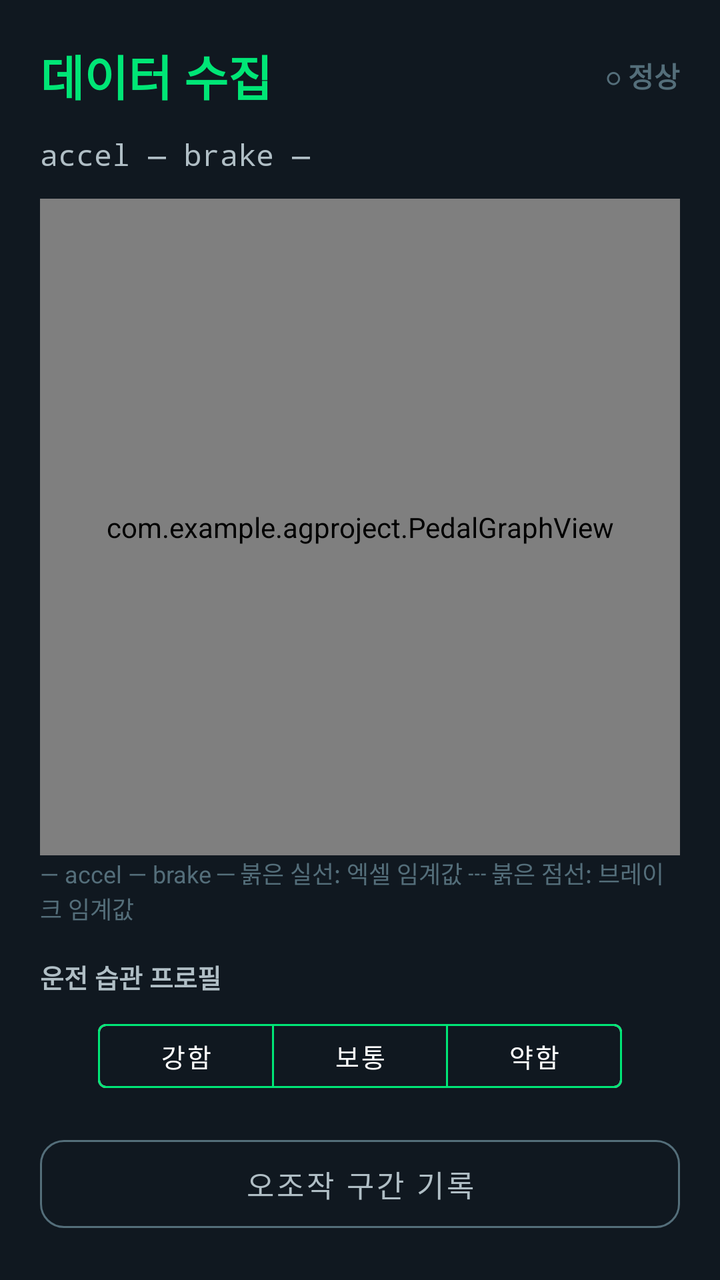
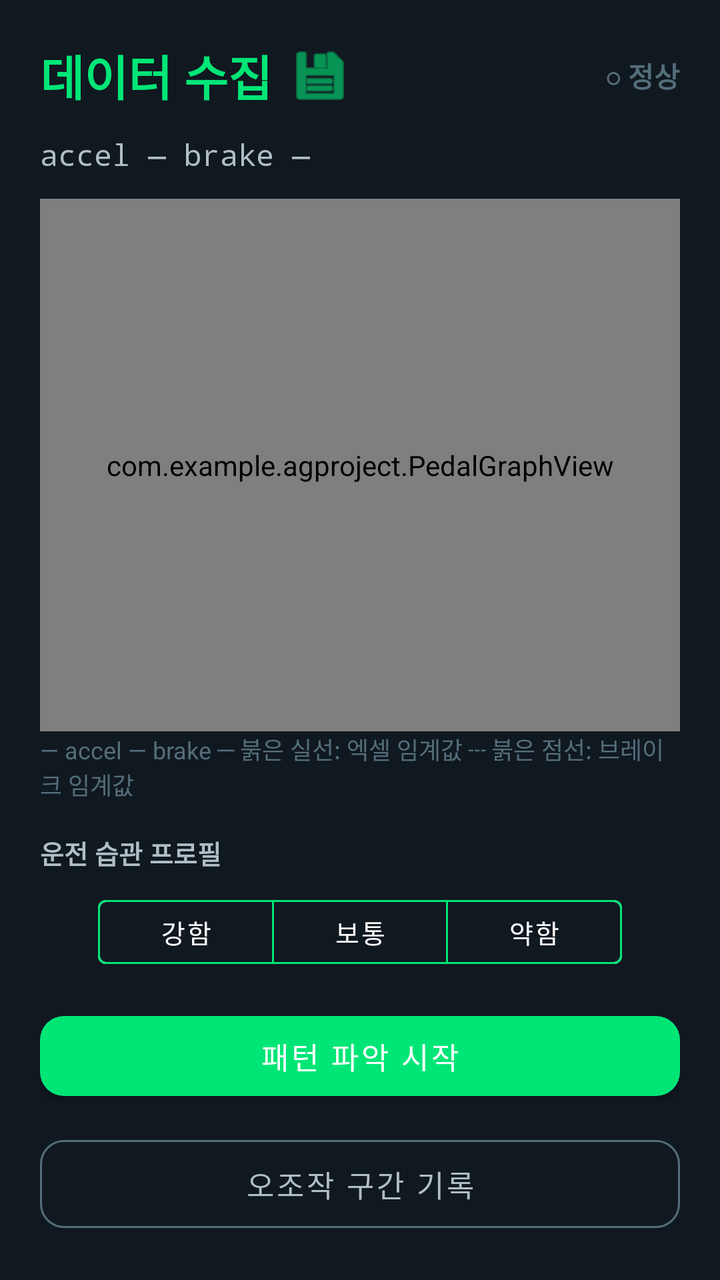

The first picture is an Android layout as it rendered before a commit; the second is the same layout after the commit. The layout source and the unified diff follow.
<!-- AndroidManifest.xml: application theme Theme.AGproject -->
<!-- res/layout/activity_data_collect.xml -->
<?xml version="1.0" encoding="utf-8"?>
<androidx.constraintlayout.widget.ConstraintLayout
    xmlns:android="http://schemas.android.com/apk/res/android"
    xmlns:app="http://schemas.android.com/apk/res-auto"
    android:layout_width="match_parent"
    android:layout_height="match_parent"
    android:background="@color/bg_dark"
    android:padding="20dp">

    <TextView
        android:id="@+id/tvCollectTitle"
        android:layout_width="wrap_content"
        android:layout_height="wrap_content"
        android:text="@string/title_data_collect"
        android:textColor="@color/accent_blue"
        android:textSize="24sp"
        android:textStyle="bold"
        app:layout_constraintTop_toTopOf="parent"
        app:layout_constraintStart_toStartOf="parent" />

    
    <TextView
        android:id="@+id/tvLabelIndicator"
        android:layout_width="wrap_content"
        android:layout_height="wrap_content"
        android:text="@string/label_indicator_off"
        android:textColor="@color/text_hint"
        android:textSize="14sp"
        android:textStyle="bold"
        app:layout_constraintTop_toTopOf="@id/tvCollectTitle"
        app:layout_constraintBottom_toBottomOf="@id/tvCollectTitle"
        app:layout_constraintEnd_toEndOf="parent" />

    
    <TextView
        android:id="@+id/tvLiveValues"
        android:layout_width="match_parent"
        android:layout_height="wrap_content"
        android:layout_marginTop="12dp"
        android:text="@string/live_values_idle"
        android:textColor="@color/text_gray"
        android:textSize="15sp"
        android:fontFamily="monospace"
        app:layout_constraintTop_toBottomOf="@id/tvCollectTitle"
        app:layout_constraintStart_toStartOf="parent" />

    
    <com.example.agproject.PedalGraphView
        android:id="@+id/graphPedal"
        android:layout_width="match_parent"
        android:layout_height="0dp"
        android:layout_marginTop="12dp"
        android:background="@color/bg_card"
        app:layout_constraintTop_toBottomOf="@id/tvLiveValues"
        app:layout_constraintBottom_toTopOf="@id/tvLegend" />

    <TextView
        android:id="@+id/tvLegend"
        android:layout_width="match_parent"
        android:layout_height="wrap_content"
        android:layout_marginBottom="16dp"
        android:text="@string/graph_legend"
        android:textColor="@color/text_hint"
        android:textSize="12sp"
        app:layout_constraintBottom_toTopOf="@id/tvProfileLabel" />

    <TextView
        android:id="@+id/tvProfileLabel"
        android:layout_width="wrap_content"
        android:layout_height="wrap_content"
        android:layout_marginBottom="8dp"
        android:text="@string/label_profile"
        android:textColor="@color/text_gray"
        android:textSize="13sp"
        android:textStyle="bold"
        app:layout_constraintBottom_toTopOf="@id/toggleProfile"
        app:layout_constraintStart_toStartOf="parent" />

    <com.google.android.material.button.MaterialButtonToggleGroup
        android:id="@+id/toggleProfile"
        android:layout_width="wrap_content"
        android:layout_height="wrap_content"
        android:layout_marginBottom="14dp"
        app:singleSelection="true"
        app:selectionRequired="true"
        app:layout_constraintBottom_toTopOf="@id/btnLabelMisop"
        app:layout_constraintStart_toStartOf="parent"
        app:layout_constraintEnd_toEndOf="parent">

        <com.google.android.material.button.MaterialButton
            android:id="@+id/btnProfileStrong"
            style="@style/Widget.MaterialComponents.Button.OutlinedButton"
            android:layout_width="wrap_content"
            android:layout_height="44dp"
            android:text="@string/profile_strong"
            android:textColor="@color/text_white"
            android:textSize="13sp"
            app:strokeColor="@color/accent_blue" />

        <com.google.android.material.button.MaterialButton
            android:id="@+id/btnProfileNormal"
            style="@style/Widget.MaterialComponents.Button.OutlinedButton"
            android:layout_width="wrap_content"
            android:layout_height="44dp"
            android:text="@string/profile_normal"
            android:textColor="@color/text_white"
            android:textSize="13sp"
            app:strokeColor="@color/accent_blue" />

        <com.google.android.material.button.MaterialButton
            android:id="@+id/btnProfileWeak"
            style="@style/Widget.MaterialComponents.Button.OutlinedButton"
            android:layout_width="wrap_content"
            android:layout_height="44dp"
            android:text="@string/profile_weak"
            android:textColor="@color/text_white"
            android:textSize="13sp"
            app:strokeColor="@color/accent_blue" />

    </com.google.android.material.button.MaterialButtonToggleGroup>

    <com.google.android.material.button.MaterialButton
        android:id="@+id/btnLabelMisop"
        style="@style/Widget.MaterialComponents.Button.OutlinedButton"
        android:layout_width="match_parent"
        android:layout_height="56dp"
        android:text="@string/btn_label_misop"
        android:textColor="@color/text_gray"
        android:textSize="15sp"
        app:strokeColor="@color/text_hint"
        app:cornerRadius="12dp"
        app:layout_constraintBottom_toBottomOf="parent"
        app:layout_constraintStart_toStartOf="parent"
        app:layout_constraintEnd_toEndOf="parent" />

</androidx.constraintlayout.widget.ConstraintLayout>
<!-- resources referenced by this layout -->
<resources>
  <color name="accent_blue">#00E676</color>
  <color name="bg_card">#1F2933</color>
  <color name="bg_dark">#101820</color>
  <color name="text_gray">#B0BEC5</color>
  <color name="text_hint">#546E7A</color>
  <color name="text_white">#FFFFFF</color>
  <string name="btn_label_misop">오조작 구간 기록</string>
  <string name="graph_legend">— accel   — brake   ─ 붉은 실선: 엑셀 임계값   ┄ 붉은 점선: 브레이크 임계값</string>
  <string name="label_indicator_off">○ 정상</string>
  <string name="label_profile">운전 습관 프로필</string>
  <string name="live_values_idle">accel  —      brake  —</string>
  <string name="profile_normal">보통</string>
  <string name="profile_strong">강함</string>
  <string name="profile_weak">약함</string>
  <string name="title_data_collect">데이터 수집</string>
  <style name="Theme.AGproject" parent="Base.Theme.AGproject" />
  <style name="Base.Theme.AGproject" parent="Theme.Material3.DayNight.NoActionBar">
          
          
      </style>
</resources>

<!-- the commit's change to res/layout/activity_data_collect.xml (unified diff, before → after) -->
@@ -17,6 +17,20 @@
         android:textStyle="bold"
         app:layout_constraintTop_toTopOf="parent"
         app:layout_constraintStart_toStartOf="parent" />
+
+    
+    <ImageButton
+        android:id="@+id/btnExportCsv"
+        android:layout_width="32dp"
+        android:layout_height="32dp"
+        android:layout_marginStart="8dp"
+        android:background="?attr/selectableItemBackgroundBorderless"
+        android:src="@android:drawable/ic_menu_save"
+        app:tint="@color/accent_blue"
+        android:contentDescription="@string/desc_export_csv"
+        app:layout_constraintStart_toEndOf="@id/tvCollectTitle"
+        app:layout_constraintTop_toTopOf="@id/tvCollectTitle"
+        app:layout_constraintBottom_toBottomOf="@id/tvCollectTitle" />
 
     
     <TextView
@@ -83,7 +97,7 @@
         android:layout_marginBottom="14dp"
         app:singleSelection="true"
         app:selectionRequired="true"
-        app:layout_constraintBottom_toTopOf="@id/btnLabelMisop"
+        app:layout_constraintBottom_toTopOf="@id/btnCalibrate"
         app:layout_constraintStart_toStartOf="parent"
         app:layout_constraintEnd_toEndOf="parent">
 
@@ -119,6 +133,22 @@
 
     </com.google.android.material.button.MaterialButtonToggleGroup>
 
+    
+    <com.google.android.material.button.MaterialButton
+        android:id="@+id/btnCalibrate"
+        style="@style/Widget.MaterialComponents.Button"
+        android:layout_width="match_parent"
+        android:layout_height="52dp"
+        android:layout_marginBottom="10dp"
+        android:text="@string/btn_calibrate"
+        android:textColor="@color/text_white"
+        android:textSize="15sp"
+        app:backgroundTint="@color/accent_blue"
+        app:cornerRadius="12dp"
+        app:layout_constraintBottom_toTopOf="@id/btnLabelMisop"
+        app:layout_constraintStart_toStartOf="parent"
+        app:layout_constraintEnd_toEndOf="parent" />
+
     <com.google.android.material.button.MaterialButton
         android:id="@+id/btnLabelMisop"
         style="@style/Widget.MaterialComponents.Button.OutlinedButton"
<!-- resource entries referenced after the edit -->
@@ -6,7 +6,9 @@
   <color name="text_gray">#B0BEC5</color>
   <color name="text_hint">#546E7A</color>
   <color name="text_white">#FFFFFF</color>
+  <string name="btn_calibrate">패턴 파악 시작 </string>
   <string name="btn_label_misop">오조작 구간 기록</string>
+  <string name="desc_export_csv">CSV 로그 내보내기</string>
   <string name="graph_legend">— accel   — brake   ─ 붉은 실선: 엑셀 임계값   ┄ 붉은 점선: 브레이크 임계값</string>
   <string name="label_indicator_off">○ 정상</string>
   <string name="label_profile">운전 습관 프로필</string>
